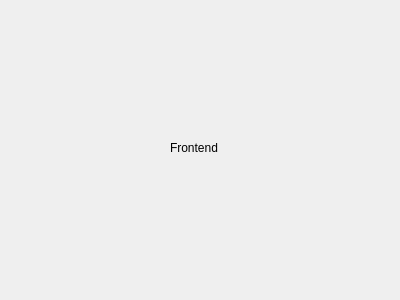
Old version of the form src/components/frontend-dashboard/frontenddashboard.ui in the repository RapidWebForge/RapidWebForgeApp.
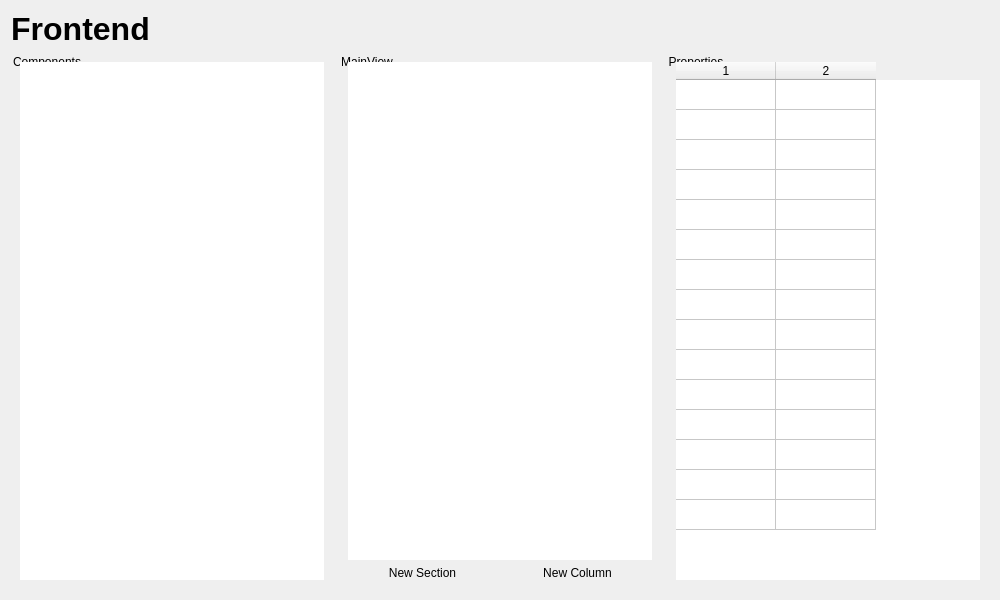
New version of the form.

Commit message: feat(frontend): add initial structure for frontend view with component, main view, and properties groups

```diff
--- a/src/components/frontend-dashboard/frontenddashboard.ui
+++ b/src/components/frontend-dashboard/frontenddashboard.ui
@@ -1,31 +1,167 @@
 <?xml version="1.0" encoding="UTF-8"?>
 <ui version="4.0">
  <class>FrontendDashboard</class>
- <widget class="QDialog" name="FrontendDashboard">
+ <widget class="QWidget" name="FrontendDashboard">
   <property name="geometry">
    <rect>
     <x>0</x>
     <y>0</y>
-    <width>400</width>
-    <height>300</height>
+    <width>1000</width>
+    <height>600</height>
    </rect>
   </property>
   <property name="windowTitle">
    <string>Dialog</string>
   </property>
-  <widget class="QLabel" name="label">
-   <property name="geometry">
-    <rect>
-     <x>170</x>
-     <y>140</y>
-     <width>49</width>
-     <height>16</height>
-    </rect>
-   </property>
-   <property name="text">
-    <string>Frontend</string>
-   </property>
-  </widget>
+  <layout class="QVBoxLayout" name="mainLayout">
+   <item>
+    <widget class="QLabel" name="titleLabel">
+     <property name="sizePolicy">
+      <sizepolicy hsizetype="Fixed" vsizetype="Preferred">
+       <horstretch>0</horstretch>
+       <verstretch>0</verstretch>
+      </sizepolicy>
+     </property>
+     <property name="font">
+      <font>
+       <family>Segoe UI</family>
+       <pointsize>24</pointsize>
+       <bold>true</bold>
+      </font>
+     </property>
+     <property name="text">
+      <string>Frontend</string>
+     </property>
+     <property name="alignment">
+      <set>Qt::AlignmentFlag::AlignCenter</set>
+     </property>
+    </widget>
+   </item>
+   <item>
+    <layout class="QHBoxLayout" name="horizontalLayout">
+     <item>
+      <widget class="QGroupBox" name="componentsGroup">
+       <property name="styleSheet">
+        <string notr="true">border: none;</string>
+       </property>
+       <property name="title">
+        <string>Components</string>
+       </property>
+       <layout class="QVBoxLayout" name="verticalLayoutComponents">
+        <item>
+         <widget class="QTreeWidget" name="componentsTree">
+          <property name="headerHidden">
+           <bool>true</bool>
+          </property>
+          <column>
+           <property name="text">
+            <string>1</string>
+           </property>
+          </column>
+         </widget>
+        </item>
+       </layout>
+      </widget>
+     </item>
+     <item>
+      <widget class="QGroupBox" name="mainViewGroup">
+       <property name="styleSheet">
+        <string notr="true">border: none;</string>
+       </property>
+       <property name="title">
+        <string>MainView</string>
+       </property>
+       <layout class="QVBoxLayout" name="verticalLayoutMainView">
+        <item>
+         <widget class="QTreeWidget" name="mainViewTree">
+          <property name="headerHidden">
+           <bool>true</bool>
+          </property>
+          <column>
+           <property name="text">
+            <string>1</string>
+           </property>
+          </column>
+         </widget>
+        </item>
+        <item>
+         <layout class="QHBoxLayout" name="horizontalLayoutButtons">
+          <item>
+           <widget class="QPushButton" name="addSectionButton">
+            <property name="text">
+             <string>New Section</string>
+            </property>
+           </widget>
+          </item>
+          <item>
+           <widget class="QPushButton" name="addColumnButton">
+            <property name="text">
+             <string>New Column</string>
+            </property>
+           </widget>
+          </item>
+         </layout>
+        </item>
+       </layout>
+      </widget>
+     </item>
+     <item>
+      <widget class="QGroupBox" name="propertiesGroup">
+       <property name="styleSheet">
+        <string notr="true">border: none;</string>
+       </property>
+       <property name="title">
+        <string>Properties</string>
+       </property>
+       <layout class="QVBoxLayout" name="verticalLayoutProperties">
+        <item>
+         <widget class="QTableWidget" name="propertiesTable">
+          <property name="gridStyle">
+           <enum>Qt::PenStyle::SolidLine</enum>
+          </property>
+          <property name="rowCount">
+           <number>15</number>
+          </property>
+          <property name="columnCount">
+           <number>2</number>
+          </property>
+          <property name="horizontalHeaderLabels" stdset="0">
+           <stringlist>
+            <string>Property</string>
+            <string>Value</string>
+           </stringlist>
+          </property>
+          <attribute name="horizontalHeaderVisible">
+           <bool>true</bool>
+          </attribute>
+          <attribute name="verticalHeaderVisible">
+           <bool>false</bool>
+          </attribute>
+          <row/>
+          <row/>
+          <row/>
+          <row/>
+          <row/>
+          <row/>
+          <row/>
+          <row/>
+          <row/>
+          <row/>
+          <row/>
+          <row/>
+          <row/>
+          <row/>
+          <row/>
+          <column/>
+          <column/>
+         </widget>
+        </item>
+       </layout>
+      </widget>
+     </item>
+    </layout>
+   </item>
+  </layout>
  </widget>
  <resources/>
  <connections/>
```
Left out of the diff: 2 changed lines with no effect on the pictures. The commit also changes 2 other files.
